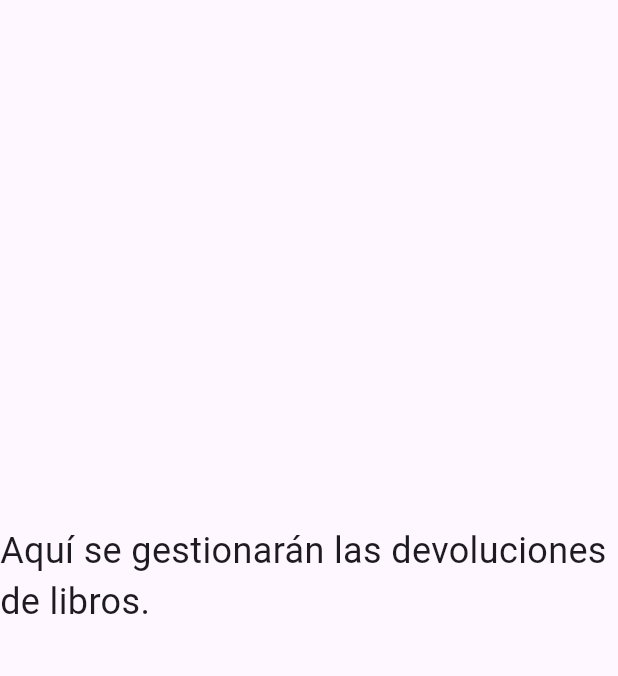
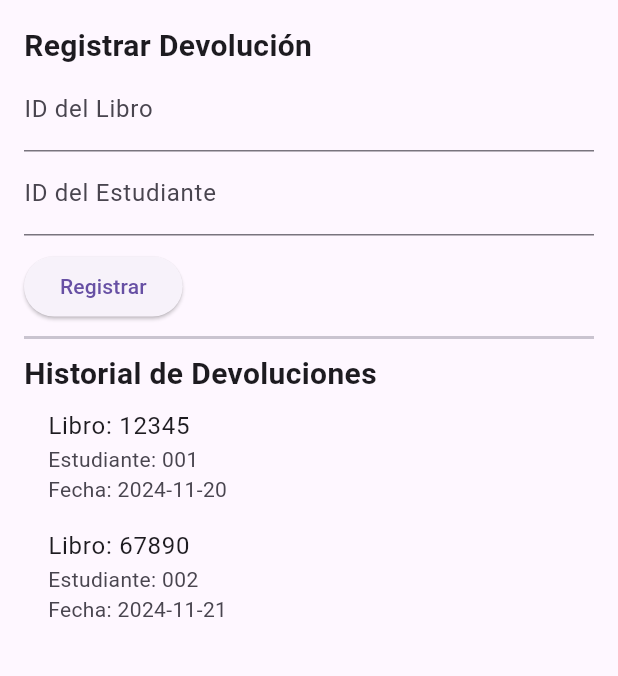
Before and after one commit to xEdwardP/MyUni, a Flutter app: the ReturnsScreen screen opened by its route, on a phone screen of 412 x 824 dp, the part 84-760 px from its top. Run offline on Flutter 3.47's test engine with Material 3 defaults, Android fonts, the phone set to English and light mode, and no system bars; our stand-ins replace google_fonts.

Commit message:
Changes to returns_screen

```diff
--- a/lib/screens/returns_screen.dart
+++ b/lib/screens/returns_screen.dart
@@ -2,7 +2,31 @@ import 'package:flutter/material.dart';
 import 'package:myuni/widgets/custom_drawer.dart';
 import 'package:myuni/utils/AppColors.dart';
 
-class ReturnsScreen extends StatelessWidget {
+class ReturnsScreen extends StatefulWidget {
+  @override
+  _ReturnsScreenState createState() => _ReturnsScreenState();
+}
+
+class _ReturnsScreenState extends State<ReturnsScreen> {
+  final _bookIdController = TextEditingController();
+  final _studentIdController = TextEditingController();
+  final List<Map<String, String>> _returnsList = [
+    {'bookId': '12345', 'studentId': '001', 'returnDate': '2024-11-20'},
+    {'bookId': '67890', 'studentId': '002', 'returnDate': '2024-11-21'},
+  ];
+
+  void _addReturn() {
+    setState(() {
+      _returnsList.add({
+        'bookId': _bookIdController.text,
+        'studentId': _studentIdController.text,
+        'returnDate': DateTime.now().toString().split(' ')[0],
+      });
+      _bookIdController.clear();
+      _studentIdController.clear();
+    });
+  }
+
   @override
   Widget build(BuildContext context) {
     return Scaffold(
@@ -11,12 +35,58 @@ class ReturnsScreen extends StatelessWidget {
         backgroundColor: AppColors.primary,
       ),
       drawer: CustomDrawer(),
-      body: Center(
-        child: Text(
-          'Aquí se gestionarán las devoluciones de libros.',
-          style: TextStyle(fontSize: 24),
+      body: Padding(
+        padding: const EdgeInsets.all(16.0),
+        child: Column(
+          crossAxisAlignment: CrossAxisAlignment.start,
+          children: [
+            Text(
+              'Registrar Devolución',
+              style: TextStyle(fontSize: 20, fontWeight: FontWeight.bold),
+            ),
+            TextField(
+              controller: _bookIdController,
+              decoration: InputDecoration(labelText: 'ID del Libro'),
+            ),
+            TextField(
+              controller: _studentIdController,
+              decoration: InputDecoration(labelText: 'ID del Estudiante'),
+            ),
+            SizedBox(height: 10),
+            ElevatedButton(
+              onPressed: _addReturn,
+              child: Text('Registrar'),
+              style: ElevatedButton.styleFrom(
+              ),
+            ),
+            Divider(height: 20, thickness: 2),
+            Text(
+              'Historial de Devoluciones',
+              style: TextStyle(fontSize: 20, fontWeight: FontWeight.bold),
+            ),
+            Expanded(
+              child: ListView.builder(
+                itemCount: _returnsList.length,
+                itemBuilder: (context, index) {
+                  final returnItem = _returnsList[index];
+                  return ListTile(
+                    title: Text('Libro: ${returnItem['bookId']}'),
+                    subtitle: Text(
+                        'Estudiante: ${returnItem['studentId']}\nFecha: ${returnItem['returnDate']}'),
+                  );
+                },
+              ),
+            ),
+          ],
         ),
       ),
     );
   }
+
+  @override
+  void dispose() {
+    _bookIdController.dispose();
+    _studentIdController.dispose();
+    super.dispose();
+  }
 }
```
